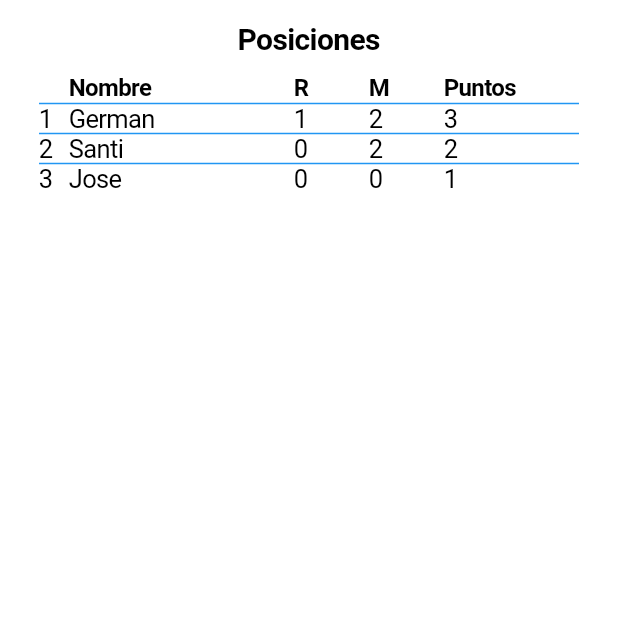
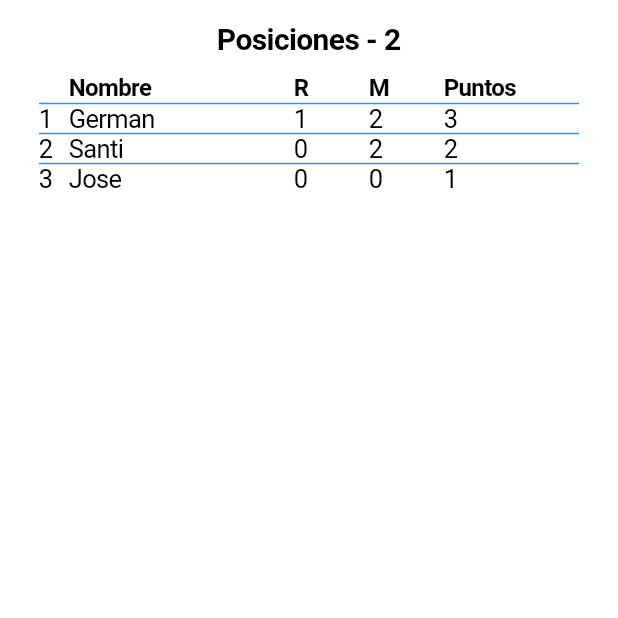
Before and after one commit to pollaza/flutter-app, a Flutter app: the screen it shows after launch, on a phone screen of 412 x 824 dp, the top half of it. Run offline on Flutter 3.47's test engine with Material 2 defaults, Android fonts, the phone set to English and light mode, and no system bars; missing offline and left inert: flutter_number_picker.

Commit message:
Changed phase wording

```diff
--- a/lib/matches.dart
+++ b/lib/matches.dart
@@ -12,7 +12,7 @@ class Matches extends StatelessWidget {
         child: Column(
           children: [
             Text(
-              'Eliminatorias Conmebol - Fase $phase',
+              "Resultados - "+this.phase.toString(),
               style: TextStyle(fontWeight: FontWeight.w700, fontSize: 20),
             ),
             Match(
--- a/lib/rankings.dart
+++ b/lib/rankings.dart
@@ -31,7 +31,7 @@ class _RankingsState extends State<Rankings> {
       child: Column(
           mainAxisSize: MainAxisSize.min,
           children: <Widget>[
-            Text("Posiciones",style: TextStyle(fontWeight: FontWeight.w700, fontSize: 20)),
+            Text("Posiciones - "+widget.phase.toString(),style: TextStyle(fontWeight: FontWeight.w700, fontSize: 20)),
             Container(
               padding: EdgeInsets.all(12.0),
               child: Table(
```
